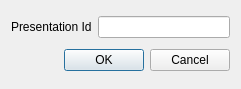
Above: src/Authoring/Studio/Palettes/Project/EditPresentationIdDlg.ui from flyhex/qt3dstudio before the change. Below: the same form after it.
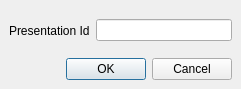
That is the form after the change.

The edit to the form file:
```diff
--- a/src/Authoring/Studio/Palettes/Project/EditPresentationIdDlg.ui
+++ b/src/Authoring/Studio/Palettes/Project/EditPresentationIdDlg.ui
@@ -17,8 +17,36 @@
    <bool>false</bool>
   </property>
   <layout class="QVBoxLayout" name="verticalLayout">
+   <property name="leftMargin">
+    <number>0</number>
+   </property>
+   <property name="topMargin">
+    <number>0</number>
+   </property>
+   <property name="rightMargin">
+    <number>0</number>
+   </property>
+   <property name="bottomMargin">
+    <number>0</number>
+   </property>
    <item>
+    <widget class="QWidget" name="widget" native="true">
+     <layout class="QVBoxLayout" name="verticalLayout_2">
+      <item>
+       <widget class="QWidget" name="labelEditLayout" native="true">
     <layout class="QHBoxLayout" name="horizontalLayout" stretch="0,0">
+         <property name="leftMargin">
+          <number>0</number>
+         </property>
+         <property name="topMargin">
+          <number>0</number>
+         </property>
+         <property name="rightMargin">
+          <number>0</number>
+         </property>
+         <property name="bottomMargin">
+          <number>0</number>
+         </property>
      <item>
       <widget class="QLabel" name="label">
        <property name="text">
@@ -30,6 +58,7 @@
       <widget class="QLineEdit" name="lineEditPresentationId"/>
      </item>
     </layout>
+       </widget>
    </item>
    <item>
     <widget class="QDialogButtonBox" name="buttonBox">
@@ -39,6 +68,9 @@
      <property name="standardButtons">
       <set>QDialogButtonBox::Cancel|QDialogButtonBox::Ok</set>
      </property>
+       </widget>
+      </item>
+     </layout>
     </widget>
    </item>
   </layout>
```
Lines whose indentation alone changed are shown as unchanged.
